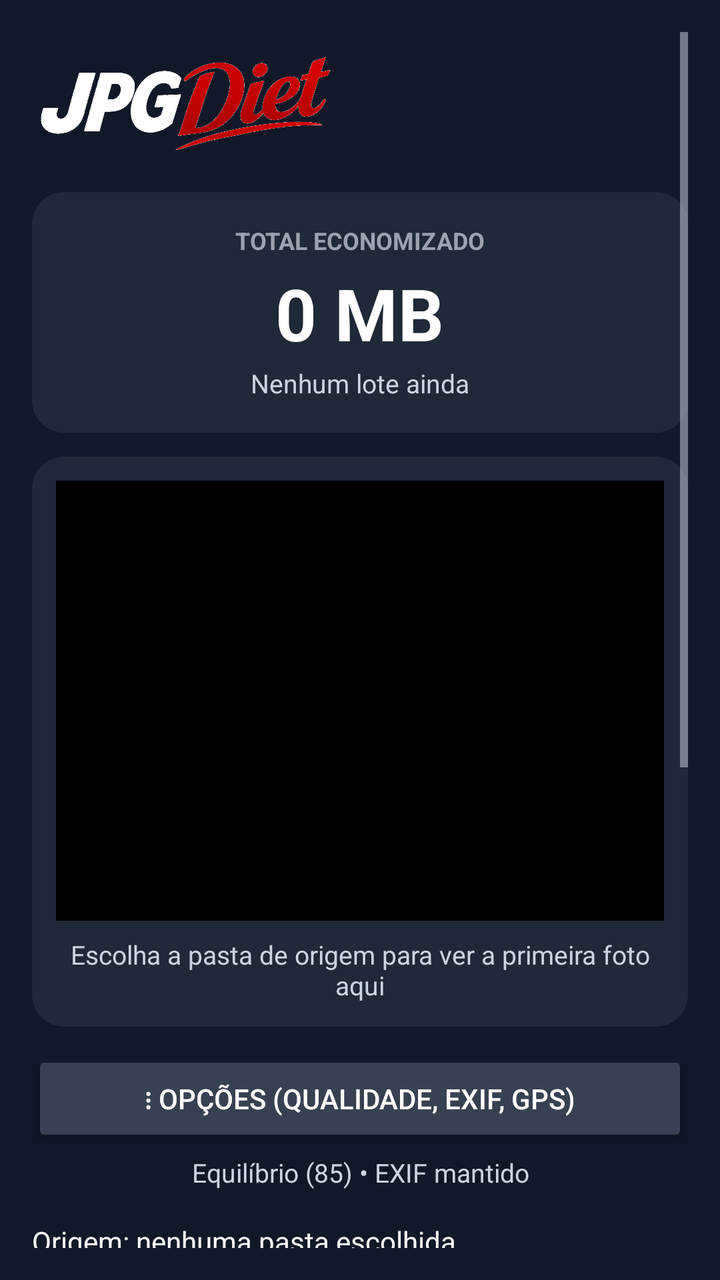
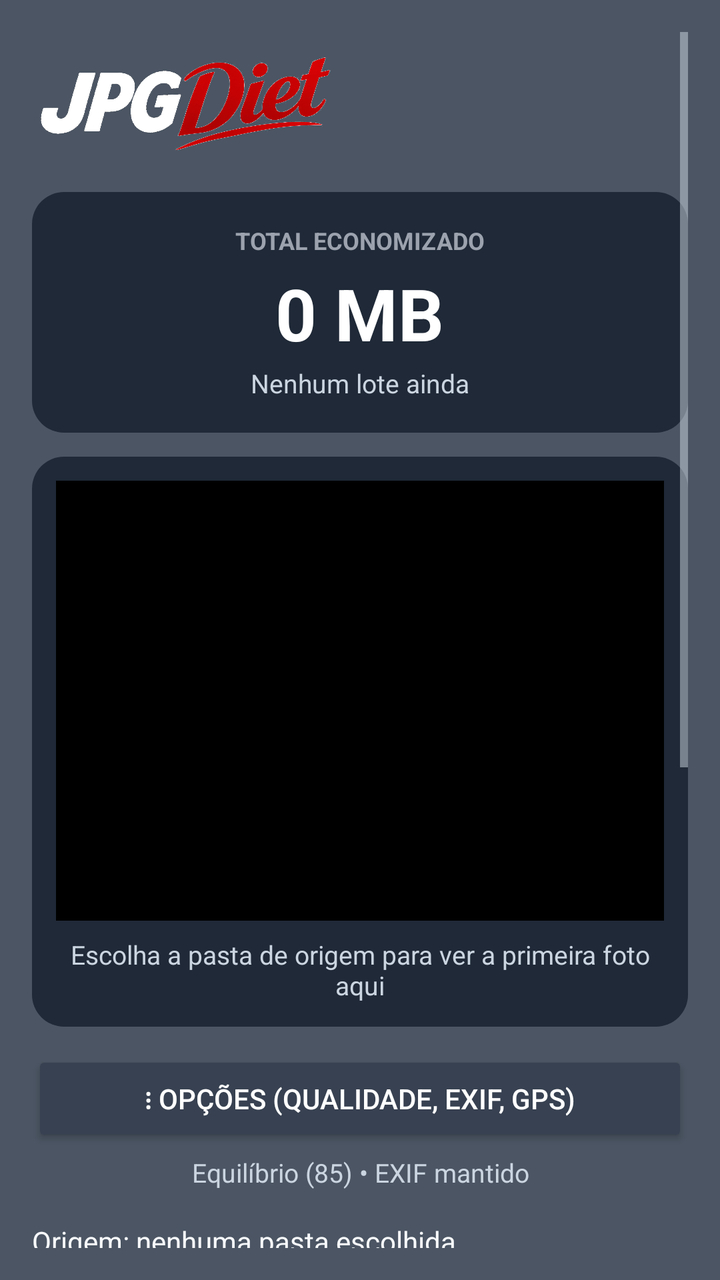

Compare the two renders of this Android layout. The source of the first and the diff that turns it into the second are given below.
<!-- AndroidManifest.xml: application theme Theme.JpgOtimiza -->
<!-- res/layout/activity_main.xml -->
<?xml version="1.0" encoding="utf-8"?>
<ScrollView xmlns:android="http://schemas.android.com/apk/res/android"
    android:layout_width="match_parent"
    android:layout_height="match_parent"
    android:background="#111827"
    android:padding="16dp">

    <LinearLayout
        android:layout_width="match_parent"
        android:layout_height="wrap_content"
        android:orientation="vertical">


        <ImageView
            android:layout_width="wrap_content"
            android:layout_height="56dp"
            android:layout_marginTop="8dp"
            android:adjustViewBounds="true"
            android:contentDescription="Logo JPG Diet"
            android:padding="4dp"
            android:scaleType="fitCenter"
            android:src="@drawable/logo_jpg_diet" />

        
        <LinearLayout
            android:layout_width="match_parent"
            android:layout_height="wrap_content"
            android:layout_marginTop="16dp"
            android:background="@drawable/card_dark"
            android:gravity="center_horizontal"
            android:orientation="vertical"
            android:padding="16dp">

            <TextView
                android:layout_width="wrap_content"
                android:layout_height="wrap_content"
                android:text="TOTAL ECONOMIZADO"
                android:textColor="#9CA3AF"
                android:textSize="12sp"
                android:textStyle="bold" />

            <TextView
                android:id="@+id/txtSavedTotal"
                android:layout_width="wrap_content"
                android:layout_height="wrap_content"
                android:layout_marginTop="4dp"
                android:text="0 MB"
                android:textColor="#FFFFFF"
                android:textSize="36sp"
                android:textStyle="bold" />

            <TextView
                android:id="@+id/txtSavedDetail"
                android:layout_width="wrap_content"
                android:layout_height="wrap_content"
                android:layout_marginTop="2dp"
                android:text="Nenhum lote ainda"
                android:textColor="#CBD5E1"
                android:textSize="13sp" />
        </LinearLayout>

        
        <LinearLayout
            android:layout_width="match_parent"
            android:layout_height="wrap_content"
            android:layout_marginTop="12dp"
            android:background="@drawable/card_dark"
            android:orientation="vertical"
            android:padding="12dp">

            <ImageView
                android:id="@+id/imgPreview"
                android:layout_width="match_parent"
                android:layout_height="220dp"
                android:background="#000000"
                android:contentDescription="Prévia da primeira foto da pasta de origem"
                android:scaleType="centerCrop" />

            <TextView
                android:id="@+id/txtPreviewHint"
                android:layout_width="match_parent"
                android:layout_height="wrap_content"
                android:layout_marginTop="8dp"
                android:gravity="center_horizontal"
                android:text="Escolha a pasta de origem para ver a primeira foto aqui"
                android:textColor="#CBD5E1"
                android:textSize="13sp" />
        </LinearLayout>

        <Button
            android:id="@+id/btnOptions"
            android:layout_width="match_parent"
            android:layout_height="wrap_content"
            android:layout_marginTop="12dp"
            android:backgroundTint="#374151"
            android:text="⋮ Opções (qualidade, EXIF, GPS)"
            android:textColor="#FFFFFF" />

        <TextView
            android:id="@+id/txtOptionsSummary"
            android:layout_width="match_parent"
            android:layout_height="wrap_content"
            android:layout_marginTop="4dp"
            android:gravity="center_horizontal"
            android:text="Equilíbrio (85) • EXIF mantido"
            android:textColor="#CBD5E1"
            android:textSize="13sp" />

        <TextView
            android:id="@+id/txtSource"
            android:layout_width="match_parent"
            android:layout_height="wrap_content"
            android:layout_marginTop="16dp"
            android:text="Origem: nenhuma pasta escolhida"
            android:textColor="#F8FAFC" />

        <Button
            android:id="@+id/btnSource"
            android:layout_width="match_parent"
            android:layout_height="wrap_content"
            android:backgroundTint="#374151"
            android:text="1) Escolher pasta de origem (JPGs)"
            android:textColor="#FFFFFF" />

        <TextView
            android:id="@+id/txtDest"
            android:layout_width="match_parent"
            android:layout_height="wrap_content"
            android:layout_marginTop="12dp"
            android:text="Destino: nenhuma pasta escolhida"
            android:textColor="#F8FAFC" />

        <Button
            android:id="@+id/btnDest"
            android:layout_width="match_parent"
            android:layout_height="wrap_content"
            android:backgroundTint="#374151"
            android:text="2) Escolher pasta de destino"
            android:textColor="#FFFFFF" />



        <Button
            android:id="@+id/btnAnalyze"
            android:layout_width="match_parent"
            android:layout_height="wrap_content"
            android:layout_marginTop="16dp"
            android:backgroundTint="#374151"
            android:text="Analisar pasta"
            android:textColor="#FFFFFF" />

        <Button
            android:id="@+id/btnOptimize"
            android:layout_width="match_parent"
            android:layout_height="wrap_content"
            android:backgroundTint="#DC2626"
            android:text="OTIMIZAR LOTE"
            android:textColor="#FFFFFF"
            android:textStyle="bold" />

        <ProgressBar
            android:id="@+id/progress"
            style="?android:attr/progressBarStyleHorizontal"
            android:layout_width="match_parent"
            android:layout_height="wrap_content"
            android:layout_marginTop="8dp"
            android:max="100"
            android:progressTint="#DC2626" />

        <TextView
            android:id="@+id/txtStatus"
            android:layout_width="match_parent"
            android:layout_height="wrap_content"
            android:layout_marginTop="8dp"
            android:text="Pronto."
            android:textColor="#F8FAFC" />

        <TextView
            android:id="@+id/txtCurrent"
            android:layout_width="match_parent"
            android:layout_height="wrap_content"
            android:layout_marginTop="4dp"
            android:text=""
            android:textColor="#CBD5E1" />

        <TextView
            android:id="@+id/txtSummary"
            android:layout_width="match_parent"
            android:layout_height="wrap_content"
            android:layout_marginTop="12dp"
            android:text=""
            android:textColor="#F8FAFC" />

        <TextView
            android:layout_width="match_parent"
            android:layout_height="wrap_content"
            android:layout_marginTop="16dp"
            android:text="Teste primeiro com uma pasta-cópia pequena, não direto na pasta original do evento. Confira o resultado em 100% antes de entregar. Mantenha o app aberto durante o lote."
            android:textColor="#CBD5E1" />

    </LinearLayout>
</ScrollView>
<!-- resources referenced by this layout -->
<resources>
  <!-- drawable card_dark (drawable) -->
  <?xml version="1.0" encoding="utf-8"?>
  <shape xmlns:android="http://schemas.android.com/apk/res/android"
      android:shape="rectangle">
      <solid android:color="#1F2937" />
      <corners android:radius="16dp" />
  </shape>
  <!-- drawable logo_jpg_diet: png bitmap (drawable, 414964 bytes) -->
  <style name="Theme.JpgOtimiza" parent="Theme.Material3.Dark.NoActionBar">
          <item name="colorPrimary">#DC2626</item>
          <item name="colorOnPrimary">#FFFFFF</item>
          <item name="colorPrimaryDark">#111827</item>
          <item name="colorAccent">#DC2626</item>
          <item name="android:windowBackground">#111827</item>
          <item name="android:textColor">#F8FAFC</item>
          <item name="android:textColorSecondary">#CBD5E1</item>
      </style>
</resources>

<!-- the commit's change to res/layout/activity_main.xml (unified diff, before → after) -->
@@ -2,7 +2,7 @@
 <ScrollView xmlns:android="http://schemas.android.com/apk/res/android"
     android:layout_width="match_parent"
     android:layout_height="match_parent"
-    android:background="#111827"
+    android:background="#4B5563"
     android:padding="16dp">
 
     <LinearLayout
<!-- resource entries referenced after the edit -->
@@ -11,9 +11,9 @@
   <style name="Theme.JpgOtimiza" parent="Theme.Material3.Dark.NoActionBar">
           <item name="colorPrimary">#DC2626</item>
           <item name="colorOnPrimary">#FFFFFF</item>
-          <item name="colorPrimaryDark">#111827</item>
+          <item name="colorPrimaryDark">#4B5563</item>
           <item name="colorAccent">#DC2626</item>
-          <item name="android:windowBackground">#111827</item>
+          <item name="android:windowBackground">#4B5563</item>
           <item name="android:textColor">#F8FAFC</item>
           <item name="android:textColorSecondary">#CBD5E1</item>
       </style>
